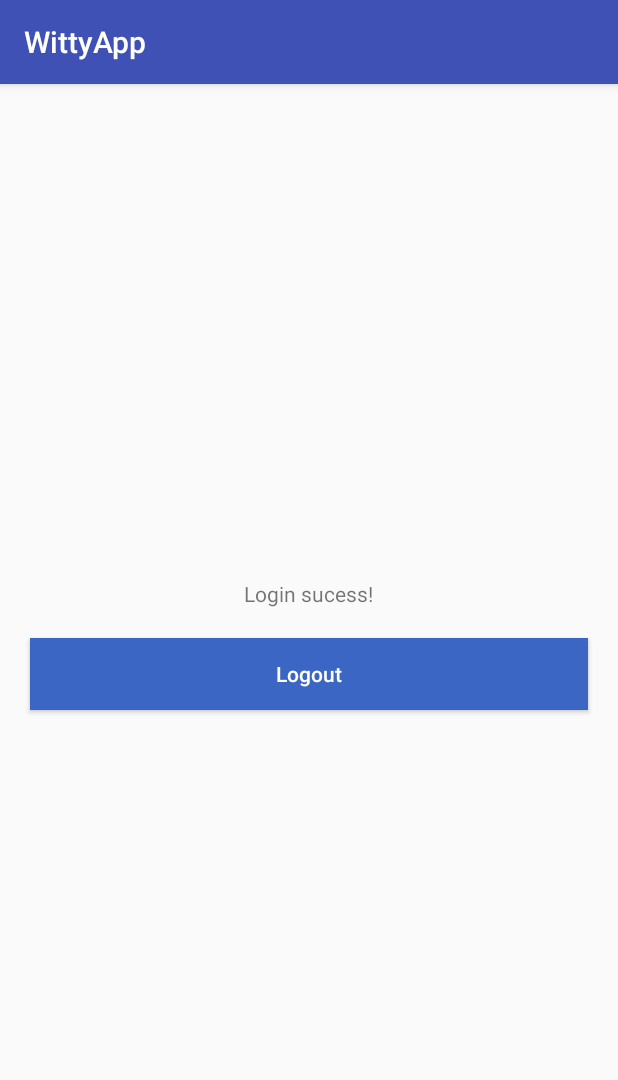
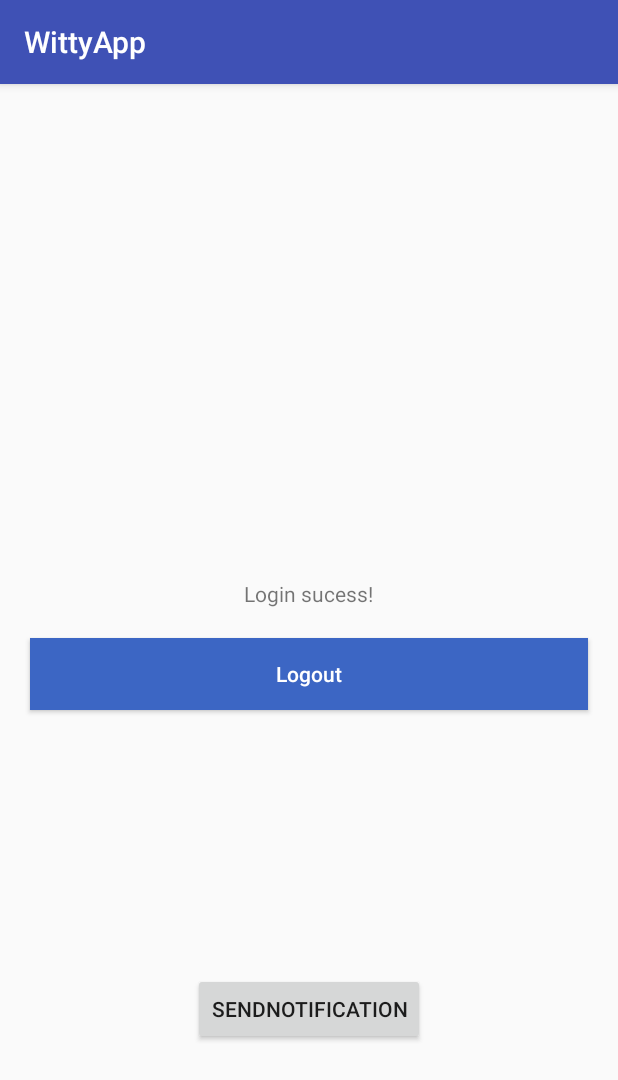
Before and after one commit to Saraswitty/WittyApp, an Android app: the AuthenticatedActivity screen opened directly, with no data from a screen before it, on a phone screen of 412 x 824 dp. Shown: the top 1080 px of the screen. Run offline under Robolectric (Android 15) with nearby library versions, the phone set to English and light mode, and no system bars; libraries missing offline, so code that uses them is left out: com.facebook, com.facebook.login; 5 statements that could not run were skipped.

Commit message:
Added a dummy notification functionality

```diff
--- a/app/build.gradle
+++ b/app/build.gradle
@@ -24,9 +24,10 @@ android {
 
 dependencies {
     implementation fileTree(dir: 'libs', include: ['*.jar'])
-    implementation"org.jetbrains.kotlin:kotlin-stdlib-jre7:$kotlin_version"
+    implementation "org.jetbrains.kotlin:kotlin-stdlib-jre7:$kotlin_version"
     implementation 'com.android.support:appcompat-v7:28.0.0'
     implementation 'com.facebook.android:facebook-android-sdk:4.40.0'
+    implementation 'com.android.support.constraint:constraint-layout:1.1.3'
     testImplementation 'junit:junit:4.12'
     androidTestImplementation 'com.android.support.test:runner:1.0.2'
     androidTestImplementation 'com.android.support.test.espresso:espresso-core:3.0.2'
--- a/app/src/main/java/com/saraswitty/wittyapp/AuthenticatedActivity.kt
+++ b/app/src/main/java/com/saraswitty/wittyapp/AuthenticatedActivity.kt
@@ -2,7 +2,6 @@ package com.saraswitty.wittyapp
 
 import android.os.Bundle
 import android.support.v7.app.AppCompatActivity
-import android.view.View
 import android.widget.Button
 import android.widget.TextView
 import com.facebook.AccessToken
@@ -10,12 +9,34 @@ import com.facebook.GraphRequest
 import com.facebook.HttpMethod
 import com.facebook.login.LoginManager
 import mu.KotlinLogging
+import android.app.NotificationChannel
+import android.app.NotificationManager
+import android.content.Context
+import android.os.Build
+import android.support.v4.app.NotificationCompat
+import android.view.View
+import android.annotation.SuppressLint
 
+// TODO Understand why we need the below line
+@SuppressLint("ByteOrderMark")
 class AuthenticatedActivity : AppCompatActivity() {
     private val logger = KotlinLogging.logger {}
+    private var notificationManager: NotificationManager? = null
+
+    // API 26 and above requires a notification channel to send notification
+    private fun createNotificationChannel(id: String, name: String,
+                                  description: String) {
+        if (Build.VERSION.SDK_INT < 26) return
+
+        val importance = NotificationManager.IMPORTANCE_LOW
+        val channel = NotificationChannel(id, name, importance)
+
+        channel.description = description
+        notificationManager?.createNotificationChannel(channel)
+    }
+
     override fun onCreate(savedInstanceState: Bundle?) {
         super.onCreate(savedInstanceState)
-
         setContentView(R.layout.authenticated_activity)
 
         // Get the current fb access token
@@ -49,5 +70,32 @@ class AuthenticatedActivity : AppCompatActivity() {
                 }).executeAsync()
             }
         })
+
+        notificationManager =
+                getSystemService(
+                        Context.NOTIFICATION_SERVICE) as NotificationManager
+
+        createNotificationChannel(
+                "com.saraswitty.wittymail.allNotifications",
+                "Notifications",
+                "Notifications")
+    }
+
+    // Button onClick function handler
+    fun sendNotification(view: View) {
+        val channelID = "com.saraswitty.wittymail.allNotifications"
+        val notificationID = 101
+
+        // Use NotificationCompat instead of Notification for backward compatibility
+        val notification = NotificationCompat.Builder(this@AuthenticatedActivity,
+                channelID)
+                .setContentTitle("Example Notification")
+                .setContentText("This is an  example notification.")
+                .setSmallIcon(android.R.drawable.ic_dialog_info)
+                .setChannelId(channelID)
+                .build()
+
+        // Send the notification
+        notificationManager?.notify(notificationID, notification)
     }
 }
--- a/app/src/main/res/layout/authenticated_activity.xml
+++ b/app/src/main/res/layout/authenticated_activity.xml
@@ -28,5 +28,15 @@
             android:textColor="@android:color/white" />
     </LinearLayout>
 
+    <Button
+        android:id="@+id/button2"
+        android:layout_width="wrap_content"
+        android:layout_height="wrap_content"
+        android:layout_alignParentBottom="true"
+        android:layout_centerHorizontal="true"
+        android:layout_marginBottom="127dp"
+        android:onClick="sendNotification"
+        android:text="SendNotification" />
+
 
 </RelativeLayout>
```
Also changed, not shown: app/src/main/AndroidManifest.xml (+6 -4 lines), app/src/main/java/com/saraswitty/wittyapp/NewUpcomingEvent.kt (added, +12 -0 lines), app/src/main/res/layout/activity_new_upcoming_event.xml (added, +9 -0 lines).
